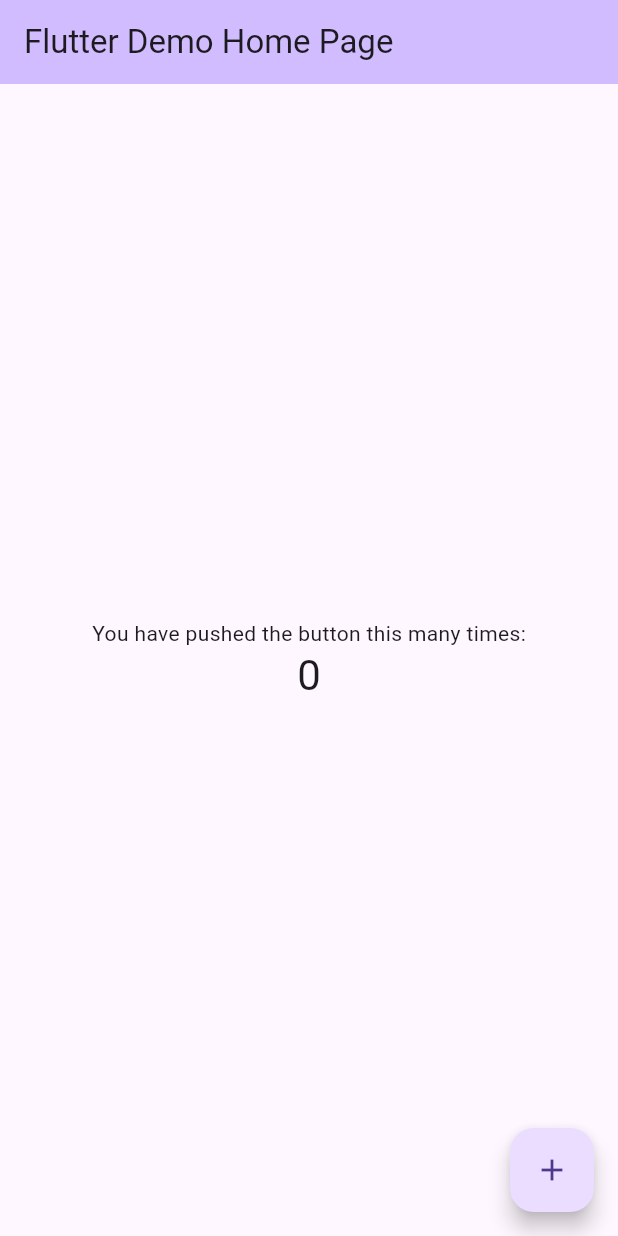
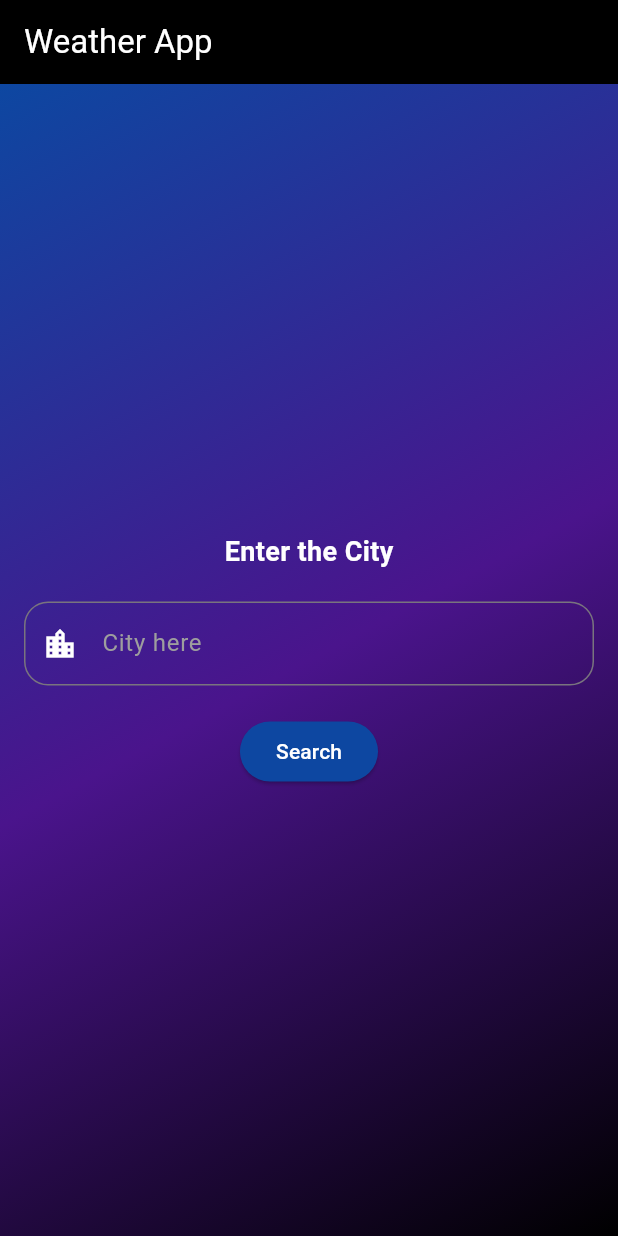
Before and after one commit to AhmedSaleh74/Weather-Application, a Flutter app: the screen it shows after launch, on a phone screen of 412 x 824 dp. Run offline on Flutter 3.47's test engine with Material 3 defaults, Android fonts, the phone set to English and light mode, and no system bars; our stand-ins replace dio.

Commit message:
Created UI and integrated it into WeatherHome

```diff
--- a/lib/main.dart
+++ b/lib/main.dart
@@ -1,4 +1,5 @@
 import 'package:flutter/material.dart';
+import 'package:weather_app/screens/weather_home.dart';
 
 void main() {
   runApp(const MyApp());
@@ -11,96 +12,8 @@ class MyApp extends StatelessWidget {
   @override
   Widget build(BuildContext context) {
     return MaterialApp(
-      title: 'Flutter Demo',
-      home: const MyHomePage(title: 'Flutter Demo Home Page'),
+      debugShowCheckedModeBanner: false,
+      home: WeatherHome(),
     );
   }
 }
-
-class MyHomePage extends StatefulWidget {
-  const MyHomePage({super.key, required this.title});
-
-  // This widget is the home page of your application. It is stateful, meaning
-  // that it has a State object (defined below) that contains fields that affect
-  // how it looks.
-
-  // This class is the configuration for the state. It holds the values (in this
-  // case the title) provided by the parent (in this case the App widget) and
-  // used by the build method of the State. Fields in a Widget subclass are
-  // always marked "final".
-
-  final String title;
-
-  @override
-  State<MyHomePage> createState() => _MyHomePageState();
-}
-
-class _MyHomePageState extends State<MyHomePage> {
-  int _counter = 0;
-
-  void _incrementCounter() {
-    setState(() {
-      // This call to setState tells the Flutter framework that something has
-      // changed in this State, which causes it to rerun the build method below
-      // so that the display can reflect the updated values. If we changed
-      // _counter without calling setState(), then the build method would not be
-      // called again, and so nothing would appear to happen.
-      _counter++;
-    });
-  }
-
-  @override
-  Widget build(BuildContext context) {
-    // This method is rerun every time setState is called, for instance as done
-    // by the _incrementCounter method above.
-    //
-    // The Flutter framework has been optimized to make rerunning build methods
-    // fast, so that you can just rebuild anything that needs updating rather
-    // than having to individually change instances of widgets.
-    return Scaffold(
-      appBar: AppBar(
-        // TRY THIS: Try changing the color here to a specific color (to
-        // Colors.amber, perhaps?) and trigger a hot reload to see the AppBar
-        // change color while the other colors stay the same.
-        backgroundColor: Theme.of(context).colorScheme.inversePrimary,
-        // Here we take the value from the MyHomePage object that was created by
-        // the App.build method, and use it to set our appbar title.
-        title: Text(widget.title),
-      ),
-      body: Center(
-        // Center is a layout widget. It takes a single child and positions it
-        // in the middle of the parent.
-        child: Column(
-          // Column is also a layout widget. It takes a list of children and
-          // arranges them vertically. By default, it sizes itself to fit its
-          // children horizontally, and tries to be as tall as its parent.
-          //
-          // Column has various properties to control how it sizes itself and
-          // how it positions its children. Here we use mainAxisAlignment to
-          // center the children vertically; the main axis here is the vertical
-          // axis because Columns are vertical (the cross axis would be
-          // horizontal).
-          //
-          // TRY THIS: Invoke "debug painting" (choose the "Toggle Debug Paint"
-          // action in the IDE, or press "p" in the console), to see the
-          // wireframe for each widget.
-          mainAxisAlignment: MainAxisAlignment.center,
-          children: <Widget>[
-            const Text(
-              'You have pushed the button this many times:',
-            ),
-            Text(
-              '$_counter',
-              style: Theme.of(context).textTheme.headlineMedium,
-            ),
-          ],
-        ),
-      ),
-      floatingActionButton: FloatingActionButton(
-        onPressed: _incrementCounter,
-        tooltip: 'Increment',
-        child: const Icon(Icons.add),
-      ), // This trailing comma makes auto-formatting nicer for build methods.
-    );
-  }
-}
--- /dev/null
+++ b/lib/screens/weather_home.dart
@@ -0,0 +1,113 @@
+import 'package:dio/dio.dart';
+import 'package:flutter/material.dart';
+import 'package:weather_app/models/weather_model.dart';
+import 'package:weather_app/screens/city_weather.dart';
+import 'package:weather_app/services/weather_services.dart';
+
+class WeatherHome extends StatefulWidget {
+  const WeatherHome({super.key});
+
+  @override
+  State<WeatherHome> createState() => _WeatherHomeState();
+}
+
+class _WeatherHomeState extends State<WeatherHome> {
+  TextEditingController cityController = TextEditingController();
+
+  @override
+  Widget build(BuildContext context) {
+    return Scaffold(
+      appBar: AppBar(
+        title: Text(
+          'Weather App',
+          style: TextStyle(color: Colors.white),
+        ),
+        backgroundColor: Colors.black,
+      ),
+      body: Container(
+        decoration: BoxDecoration(
+          gradient: LinearGradient(
+            begin: Alignment.topLeft,
+            end: Alignment.bottomRight,
+            colors: [
+              Colors.blue.shade900,
+              Colors.purple.shade900,
+              Colors.black
+            ],
+          ),
+        ),
+        child: Center(
+          child: Padding(
+            padding: const EdgeInsets.all(16.0),
+            child: Column(
+              spacing: 20,
+              mainAxisSize: MainAxisSize.min,
+              children: [
+                Text(
+                  'Enter the City',
+                  style: TextStyle(
+                      fontSize: 18,
+                      color: Colors.white,
+                      fontWeight: FontWeight.bold),
+                ),
+                TextField(
+                  controller: cityController,
+                  decoration: InputDecoration(
+                      prefixIcon: Icon(
+                        Icons.location_city,
+                        color: Colors.white,
+                      ),
+                      label: Text(
+                        'City here',
+                        style: TextStyle(color: Colors.grey),
+                      ),
+                      border: OutlineInputBorder(
+                        borderRadius: BorderRadius.circular(16),
+                        gapPadding: 4.0,
+                      )),
+                ),
+                ElevatedButton(
+                  onPressed: () async {
+                    final List<WeatherModel> weatherData =
+                        await WeatherServices(dio: Dio())
+                            .getWeather(cityController.text);
+                    if (weatherData.isNotEmpty) {
+                      print("Weather Data Retrieved Successfully ✅");
+                      final temp = weatherData[0].temp;
+                      final tempMin = weatherData[0].tempMin;
+                      final tempMax = weatherData[0].tempMax;
+                      final description = weatherData[0].description;
+                      final main = weatherData[0].main;
+                      Navigator.push(
+                        context,
+                        MaterialPageRoute(
+                          builder: (context) => CityWeather(
+                              cityName: cityController.text,
+                              temp: temp,
+                              tempMin: tempMin,
+                              tempMax: tempMax,
+                              description: description,
+                              main: main),
+                        ),
+                      );
+                    } else {
+                      print(
+                          "⚠️ No data found for city: ${cityController.text}");
+                    }
+                  },
+                  style: ElevatedButton.styleFrom(
+                    backgroundColor: Colors.blue.shade900,
+                  ),
+                  child: Text(
+                    'Search',
+                    style: TextStyle(color: Colors.white),
+                  ),
+                )
+              ],
+            ),
+          ),
+        ),
+      ),
+    );
+  }
+}
```
